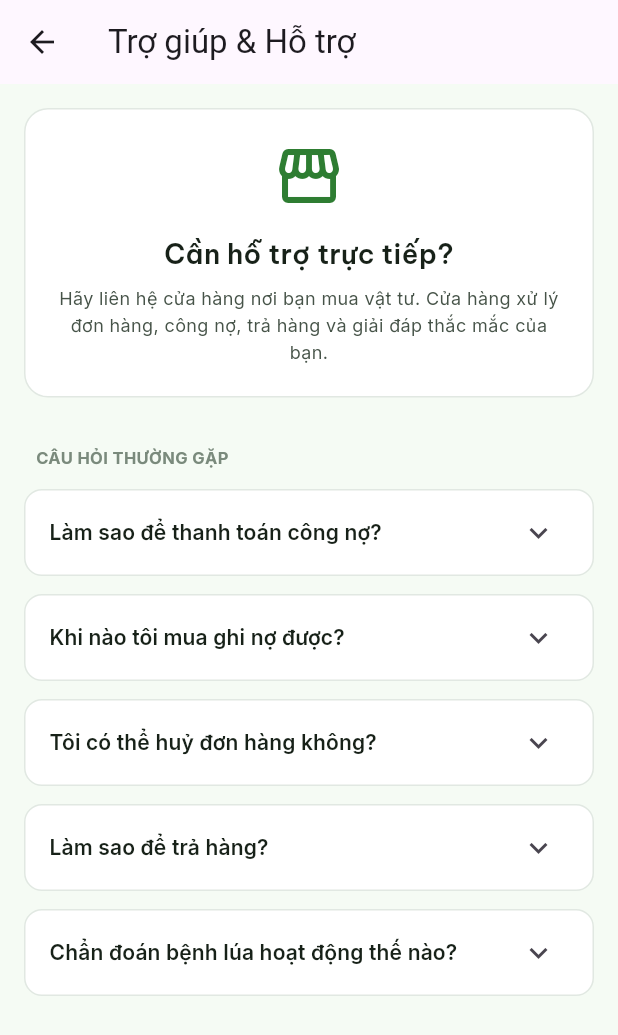
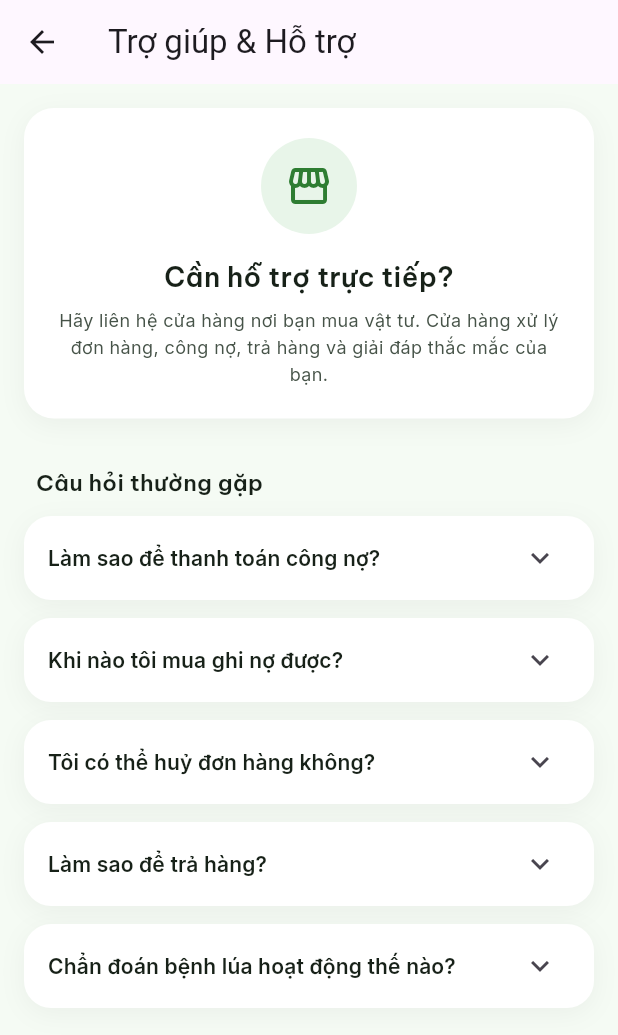
Before and after one commit to Capstone-Project-AgriSage/Farmer-Mobile, a Flutter app: the HelpSupportScreen screen opened directly, on a phone screen of 412 x 824 dp. Shown: the top 1035 px of the screen. Run offline on Flutter 3.47's test engine with Material 3 defaults, Android fonts, the phone set to English and light mode, and no system bars; our stand-ins replace cached_network_image, dio, flutter_riverpod, flutter_secure_storage, go_router, google_fonts and 7 more; accounts and stored records are empty.

Commit message:
feat(mobile): modern returns, payment result, auth, profile sub-screens; extend E2E
- Returns: shadowed cards, rounded status block, shimmer loading, rounded bottom bar.
- Payment result/banner, login, welcome, addresses, help, privacy, sessions restyled.
- Theme: flat app bar, 14 radius for buttons and inputs, sentence-case input labels.
- E2E: scroll to lazy items; new flow covering search, profile edit, address
  CRUD and password change.
- Ignore android/build (Gradle reports).

Co-Authored-By: Claude Sonnet 5.5 <noreply@anthropic.com>

```diff
--- a/lib/core/theme/app_theme.dart
+++ b/lib/core/theme/app_theme.dart
@@ -33,7 +33,8 @@ class AppTheme {
           backgroundColor: AppColors.surface,
           foregroundColor: AppColors.textPrimary,
           elevation: 0,
-          scrolledUnderElevation: 1,
+          scrolledUnderElevation: 0,
+          surfaceTintColor: Colors.transparent,
           shadowColor: AppColors.borderSubtle,
           centerTitle: false,
           titleTextStyle: GoogleFonts.beVietnamPro(
@@ -58,7 +59,7 @@ class AppTheme {
             foregroundColor: Colors.white,
             minimumSize: const Size(double.infinity, 50),
             shape: RoundedRectangleBorder(
-              borderRadius: BorderRadius.circular(12),
+              borderRadius: BorderRadius.circular(14),
             ),
             textStyle: GoogleFonts.inter(
               fontSize: 15,
@@ -73,7 +74,7 @@ class AppTheme {
             side: const BorderSide(color: AppColors.primary),
             minimumSize: const Size(double.infinity, 50),
             shape: RoundedRectangleBorder(
-              borderRadius: BorderRadius.circular(12),
+              borderRadius: BorderRadius.circular(14),
             ),
             textStyle: GoogleFonts.inter(
               fontSize: 15,
@@ -86,19 +87,19 @@ class AppTheme {
           fillColor: AppColors.surface,
           contentPadding: const EdgeInsets.symmetric(horizontal: 16, vertical: 14),
           border: OutlineInputBorder(
-            borderRadius: BorderRadius.circular(12),
+            borderRadius: BorderRadius.circular(14),
             borderSide: const BorderSide(color: AppColors.borderSubtle),
           ),
           enabledBorder: OutlineInputBorder(
-            borderRadius: BorderRadius.circular(12),
+            borderRadius: BorderRadius.circular(14),
             borderSide: const BorderSide(color: AppColors.borderSubtle),
           ),
           focusedBorder: OutlineInputBorder(
-            borderRadius: BorderRadius.circular(12),
+            borderRadius: BorderRadius.circular(14),
             borderSide: const BorderSide(color: AppColors.primary, width: 1.5),
           ),
           errorBorder: OutlineInputBorder(
-            borderRadius: BorderRadius.circular(12),
+            borderRadius: BorderRadius.circular(14),
             borderSide: const BorderSide(color: AppColors.statusError),
           ),
           hintStyle: GoogleFonts.inter(
@@ -106,10 +107,10 @@ class AppTheme {
             color: AppColors.textMuted,
           ),
           labelStyle: GoogleFonts.inter(
-            fontSize: 11,
+            fontSize: 13,
             fontWeight: FontWeight.w600,
             color: AppColors.textSecondary,
-            letterSpacing: 0.8,
+            letterSpacing: 0,
           ),
         ),
         cardTheme: CardThemeData(
--- a/lib/features/auth/widgets/auth_widgets.dart
+++ b/lib/features/auth/widgets/auth_widgets.dart
@@ -19,7 +19,7 @@ class AuthBanner extends StatelessWidget {
         color: isError
             ? AppColors.statusErrorSurface
             : AppColors.statusSuccessSurface,
-        borderRadius: BorderRadius.circular(8),
+        borderRadius: BorderRadius.circular(14),
       ),
       child: Row(
         crossAxisAlignment: CrossAxisAlignment.start,
--- a/lib/features/payment/screens/payment_result_screen.dart
+++ b/lib/features/payment/screens/payment_result_screen.dart
@@ -222,8 +222,7 @@ class _SimulatedBox extends StatelessWidget {
       padding: const EdgeInsets.all(16),
       decoration: BoxDecoration(
         color: AppColors.statusWarningSurface,
-        borderRadius: BorderRadius.circular(16),
-        border: Border.all(color: AppColors.statusWarning.withValues(alpha: 0.4)),
+        borderRadius: BorderRadius.circular(18),
       ),
       child: Column(
         children: [
--- a/lib/features/payment/widgets/pending_payment_banner.dart
+++ b/lib/features/payment/widgets/pending_payment_banner.dart
@@ -24,8 +24,7 @@ class PendingPaymentBanner extends ConsumerWidget {
       padding: const EdgeInsets.all(14),
       decoration: BoxDecoration(
         color: AppColors.statusWarningSurface,
-        borderRadius: BorderRadius.circular(12),
-        border: Border.all(color: AppColors.statusWarning.withValues(alpha: 0.4)),
+        borderRadius: BorderRadius.circular(18),
       ),
       child: Column(
         crossAxisAlignment: CrossAxisAlignment.start,
--- a/lib/features/profile/screens/help_support_screen.dart
+++ b/lib/features/profile/screens/help_support_screen.dart
@@ -51,12 +51,24 @@ class HelpSupportScreen extends StatelessWidget {
               padding: const EdgeInsets.all(20),
               decoration: BoxDecoration(
                 color: Colors.white,
-                borderRadius: BorderRadius.circular(16),
-                border: Border.all(color: AppColors.borderSubtle),
+                borderRadius: BorderRadius.circular(20),
+                boxShadow: [
+          BoxShadow(
+              color: Colors.black.withValues(alpha: 0.045),
+              blurRadius: 14,
+              offset: const Offset(0, 4)),
+        ],
               ),
               child: Column(
                 children: [
-                  const Icon(Icons.storefront_outlined, size: 48, color: AppColors.primary),
+                  Container(
+                    width: 64,
+                    height: 64,
+                    decoration: const BoxDecoration(
+                        color: AppColors.primaryLight, shape: BoxShape.circle),
+                    child: const Icon(Icons.storefront_outlined,
+                        size: 32, color: AppColors.primary),
+                  ),
                   const SizedBox(height: 16),
                   Text('Cần hỗ trợ trực tiếp?', style: AppTextStyles.h3, textAlign: TextAlign.center),
                   const SizedBox(height: 8),
@@ -72,9 +84,7 @@ class HelpSupportScreen extends StatelessWidget {
             const SizedBox(height: 32),
             Padding(
               padding: const EdgeInsets.only(left: 8, bottom: 12),
-              child: Text('CÂU HỎI THƯỜNG GẶP',
-                  style: AppTextStyles.caption
-                      .copyWith(fontWeight: FontWeight.bold, color: AppColors.textMuted)),
+              child: Text('Câu hỏi thường gặp', style: AppTextStyles.h4.copyWith(fontSize: 15)),
             ),
             for (final (q, a) in faq) _buildFaqItem(q, a),
             const SizedBox(height: 24),
@@ -89,8 +99,13 @@ class HelpSupportScreen extends StatelessWidget {
       margin: const EdgeInsets.only(bottom: 12),
       decoration: BoxDecoration(
         color: Colors.white,
-        borderRadius: BorderRadius.circular(12),
-        border: Border.all(color: AppColors.borderSubtle),
+        borderRadius: BorderRadius.circular(18),
+        boxShadow: [
+          BoxShadow(
+              color: Colors.black.withValues(alpha: 0.045),
+              blurRadius: 14,
+              offset: const Offset(0, 4)),
+        ],
       ),
       child: ExpansionTile(
         title: Text(question, style: AppTextStyles.labelLarge),
--- a/lib/features/profile/screens/privacy_screen.dart
+++ b/lib/features/profile/screens/privacy_screen.dart
@@ -19,8 +19,7 @@ class PrivacyScreen extends StatelessWidget {
               padding: const EdgeInsets.all(16),
               decoration: BoxDecoration(
                 color: const Color(0xFFF0FDF4),
-                borderRadius: BorderRadius.circular(12),
-                border: Border.all(color: const Color(0xFFA5D6A7)),
+                borderRadius: BorderRadius.circular(18),
               ),
               child: Row(
                 children: [
```
Also changed, not shown: lib/features/auth/screens/login_screen.dart (+13 -3 lines), lib/features/auth/screens/welcome_screen.dart (+14 -4 lines), lib/features/profile/screens/address_form_screen.dart (+8 -2 lines), lib/features/profile/screens/address_list_screen.dart (+8 -3 lines), lib/features/profile/screens/sessions_screen.dart (+21 -5 lines), lib/features/returns/screens/return_detail_screen.dart (+23 -6 lines), lib/features/returns/screens/return_list_screen.dart (+32 -13 lines), lib/features/returns/screens/return_request_screen.dart (+23 -7 lines), lib/features/returns/widgets/return_widgets.dart (+4 -4 lines), 3 other files.
